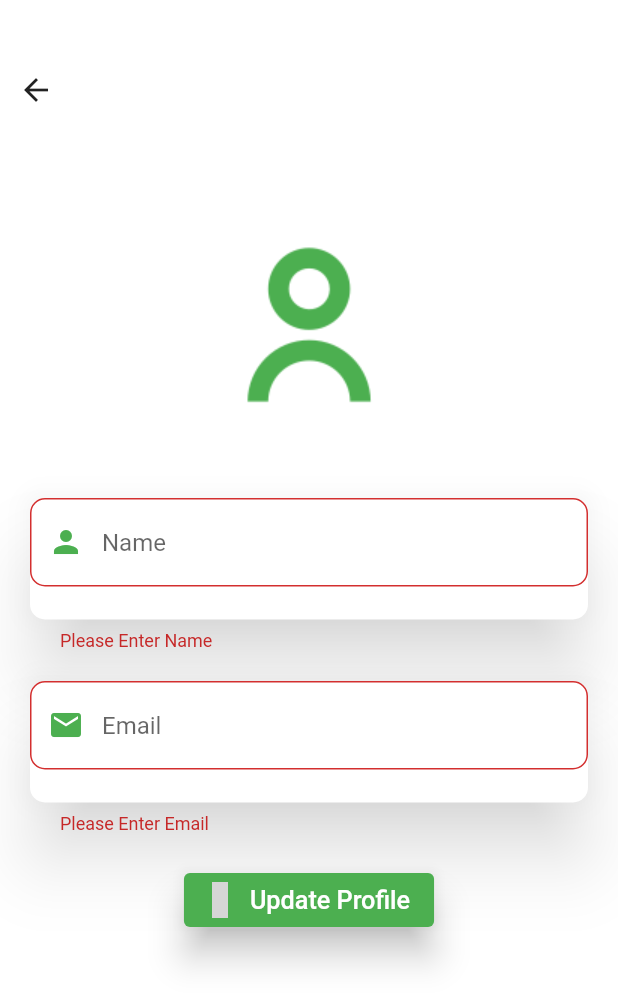
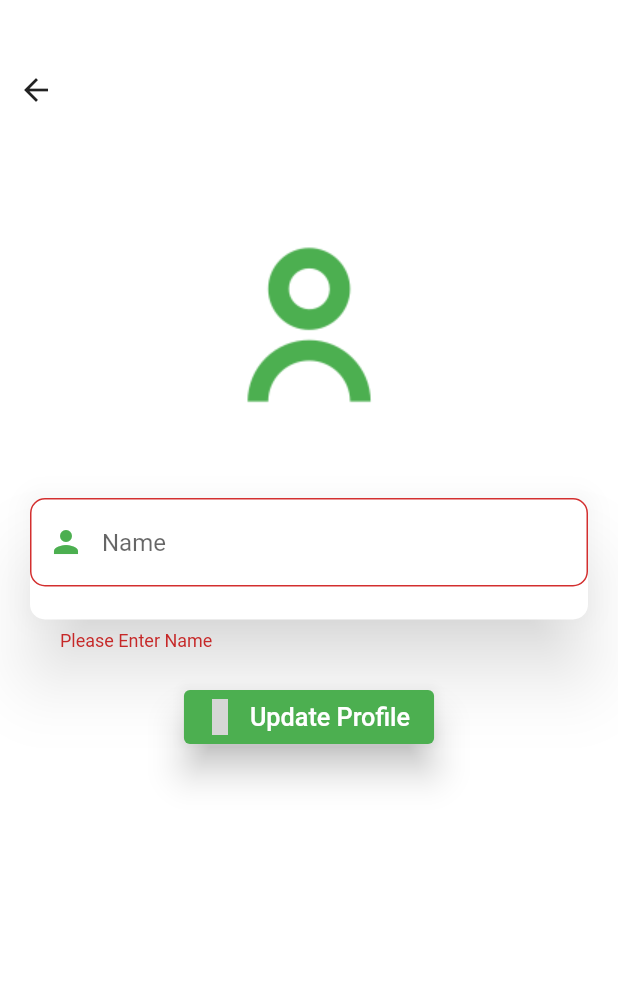
Before and after one commit to WebOps-and-Blockchain-Club/clinsti-mobile-client, a Flutter app: the MyEditProfileScreen screen opened directly, after a tap on "Update Profile", on a phone screen of 412 x 824 dp. Shown: the top 1006 px of the screen. Run offline on Flutter 3.47's test engine with Material 2 defaults, Android fonts, the phone set to English and light mode, and no system bars; our stand-ins replace email_validator, flutter_image_compress, flutter_svg_provider, fluttertoast, geocoding, geolocator and 3 more; missing offline and left inert: multi_image_picker, timer_button; accounts and stored records are empty; statements that could not run were skipped; grey boxes are pictures that could not be loaded.

Commit message:
removed email edit option

```diff
--- a/lib/screens/HomeScreen/Profile/editProfile.dart
+++ b/lib/screens/HomeScreen/Profile/editProfile.dart
@@ -1,7 +1,6 @@
 import 'package:app_client/models/user.dart';
 import 'package:app_client/services/auth.dart';
 import 'package:app_client/widgets/formErrorMessage.dart';
-import 'package:email_validator/email_validator.dart';
 import 'package:flutter/material.dart';
 import 'package:fluttertoast/fluttertoast.dart';
 import 'package:material_design_icons_flutter/material_design_icons_flutter.dart';
@@ -50,7 +49,7 @@ class _MyEditProfileScreenState extends State<MyEditProfileScreen> {
       loading = true;
     });
     try {
-      await auth.updateProfile(email: email.trim(), name: name);
+      await auth.updateProfile(name: name);
       Navigator.pop(context);
       Fluttertoast.showToast(
           msg: "Profile Updated",
@@ -63,9 +62,7 @@ class _MyEditProfileScreenState extends State<MyEditProfileScreen> {
         error = e.toString();
       });
       final snackBar = SnackBar(
-        content: Row(
-            mainAxisAlignment: MainAxisAlignment.center,
-            children: [Text(error)]),
+        content: Text(error, textAlign: TextAlign.center,),
         backgroundColor: Colors.red,
       );
       error != null
@@ -165,63 +162,6 @@ class _MyEditProfileScreenState extends State<MyEditProfileScreen> {
                                     ),
                                     errorMessages(nameerror),
                                     SizedBox(height: 20),
-                                    Material(
-                                      elevation: 20.0,
-                                      shadowColor: Colors.white,
-                                      color: Colors.white,
-                                      borderRadius: BorderRadius.circular(10.0),
-                                      child: TextFormField(
-                                        decoration: InputDecoration(
-                                            errorStyle: TextStyle(height: 0),
-                                            hintText: "Email",
-                                            prefixIcon: Icon(
-                                              Icons.email,
-                                              color: Colors.green,
-                                            ),
-                                            focusedBorder: OutlineInputBorder(
-                                              borderRadius: BorderRadius.all(
-                                                  Radius.circular(10.0)),
-                                              borderSide: BorderSide(
-                                                  color: Colors.green,
-                                                  width: 2.0),
-                                            ),
-                                            enabledBorder: OutlineInputBorder(
-                                              borderRadius: BorderRadius.all(
-                                                  Radius.circular(10.0)),
-                                              borderSide: BorderSide(
-                                                  color: Colors.white,
-                                                  width: 0.0),
-                                            ),
-                                            border: OutlineInputBorder(
-                                                borderRadius: BorderRadius.all(
-                                                    Radius.circular(10.0)))),
-                                        readOnly: false,
-                                        controller: _email,
-                                        maxLines: null,
-                                        validator: (val) {
-                                          if (val.isEmpty) {
-                                            setState(() {
-                                              emailerror = "Please Enter Email";
-                                            });
-                                            return '';
-                                          }
-                                          else if(!EmailValidator.validate(val.trim())){
-                                            setState(() {
-                                              emailerror = 'Please enter valid Email';
-                                            });
-                                            return '';
-                                          }
-                                          else {
-                                            setState(() {
-                                              emailerror = null;
-                                            });
-                                            return null;
-                                          }
-                                        },
-                                      ),
-                                    ),
-                                    errorMessages(emailerror),
-                                    SizedBox(height: 20),
                                     Center(
                                       child: ElevatedButton.icon(
                                           style: ButtonStyle(
```
